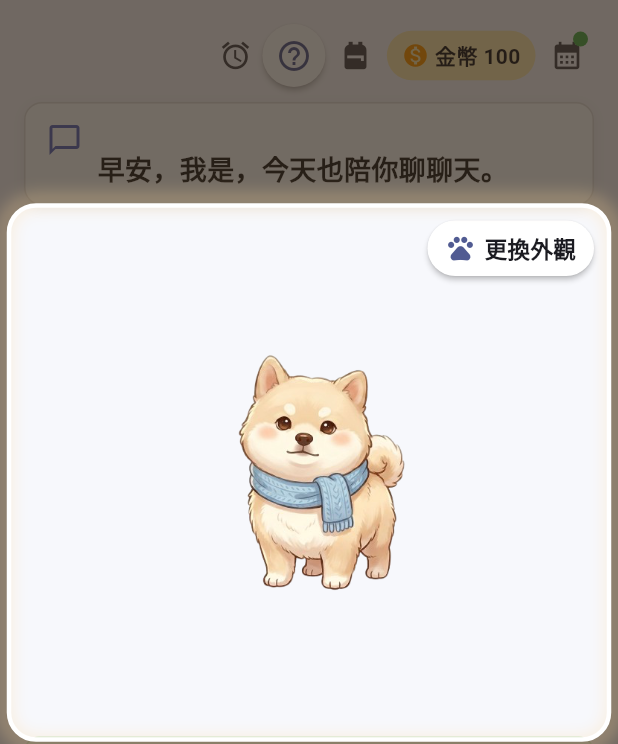
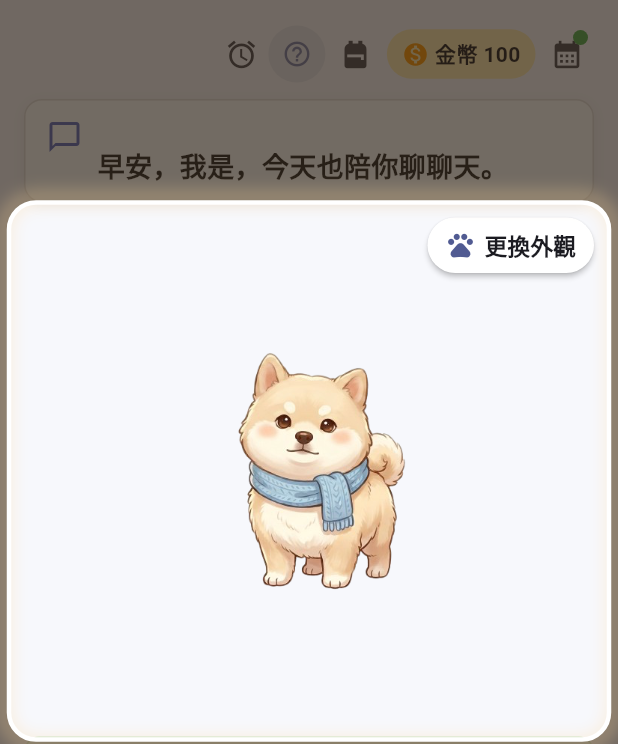
Before and after one commit to Ou931023/pet_companion_app, a Flutter app: the MainShell screen opened by its route, on a phone screen of 412 x 824 dp. Shown: the top 744 px of the screen. Run offline on Flutter 3.47's test engine with Material 3 defaults, Android fonts, the phone set to English and light mode, and no system bars; our stand-ins replace firebase_auth, firebase_core, flutter_local_notifications, flutter_tts, google_sign_in, image_picker and 2 more; missing offline and left inert: flutter_webrtc, record; accounts and stored records are empty; network calls fail.

Commit message:
CR-0020 home help icon cleanup
首頁「使用教學」入口（原本右上突兀的白色浮起圓鈕）改成淡色、無陰影的小圓 icon
button：底色用 primary 10% 淡彩、icon help_outline 縮為 20、整顆 38x38，視覺和頂部
其他按鈕（簽到/金幣）一致、收斂不突兀；點擊行為不變（仍觸發重新觀看新手導覽）。
測試補一筆：首頁教學入口存在且點擊會 requestReplay。

Co-Authored-By: Claude Opus 4.8 (1M context) <noreply@anthropic.com>

```diff
--- a/lib/screens/home_screen.dart
+++ b/lib/screens/home_screen.dart
@@ -946,7 +946,10 @@ class _HomeHeader extends StatelessWidget {
   }
 }
 
-/// 首頁「？」功能說明按鈕（放在背包旁；長者忘記怎麼用可隨時再看一次）。
+/// 首頁「使用教學」入口（放在頂部工具列；長者忘記怎麼用可隨時再看一次導覽）。
+///
+/// CR-0020：改成淡色、無陰影的小圓形 icon button，視覺收斂、和頂部其他按鈕一致，
+/// 不再像浮起的白色圓鈕那麼突兀；點擊行為不變（觸發重新觀看新手導覽）。
 class _HelpIconButton extends StatelessWidget {
   const _HelpIconButton({required this.onTap});
 
@@ -954,24 +957,25 @@ class _HelpIconButton extends StatelessWidget {
 
   @override
   Widget build(BuildContext context) {
+    final primary = Theme.of(context).colorScheme.primary;
     return Semantics(
       button: true,
-      label: '功能說明',
+      label: '使用教學',
       child: Material(
-        color: Colors.white,
+        // 淡色底、無 elevation：柔和、像產品內的次要入口。
+        color: primary.withValues(alpha: 0.10),
         shape: const CircleBorder(),
-        elevation: 1.5,
+        clipBehavior: Clip.antiAlias,
         child: InkWell(
-          customBorder: const CircleBorder(),
           onTap: onTap,
           child: Container(
-            width: 42,
-            height: 42,
+            width: 38,
+            height: 38,
             alignment: Alignment.center,
             child: Icon(
               Icons.help_outline,
-              size: 24,
-              color: Theme.of(context).colorScheme.primary,
+              size: 20,
+              color: primary.withValues(alpha: 0.75),
             ),
           ),
         ),
```
Also changed, not shown: 1 other file.
